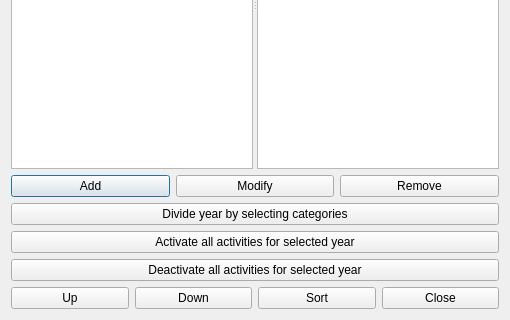
This is src/interface/yearsform_template.ui in karandit/fet as Qt 5 draws it before an edit; both pictures show x 0 to 510 and y 180 to 500 of the 510 by 500 pixel window. The edited form follows.
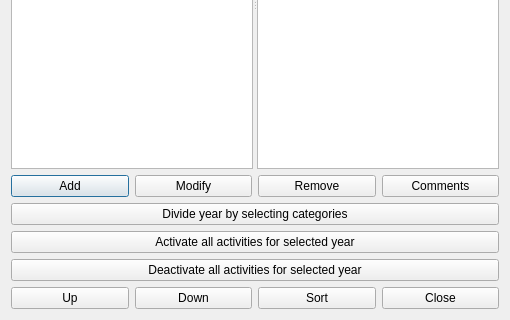
This is the edited form.

```diff
--- a/src/interface/yearsform_template.ui
+++ b/src/interface/yearsform_template.ui
@@ -52,6 +52,13 @@
        </property>
       </widget>
      </item>
+     <item>
+      <widget class="QPushButton" name="commentsPushButton">
+       <property name="text">
+        <string>Comments</string>
+       </property>
+      </widget>
+     </item>
     </layout>
    </item>
    <item row="2" column="0">
```
